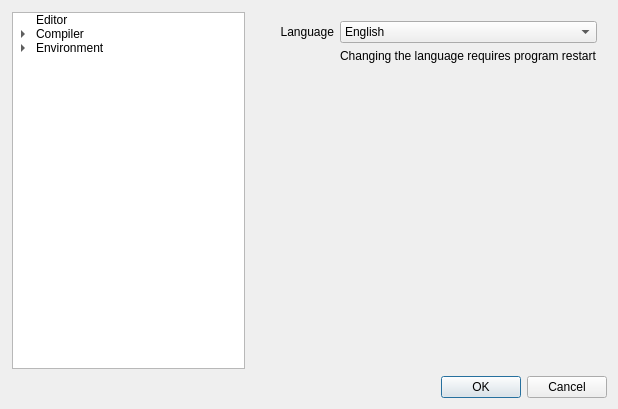
First picture: the form in src/preferencesdialog.ui, repository rosco-pc/pzst, before the edit.
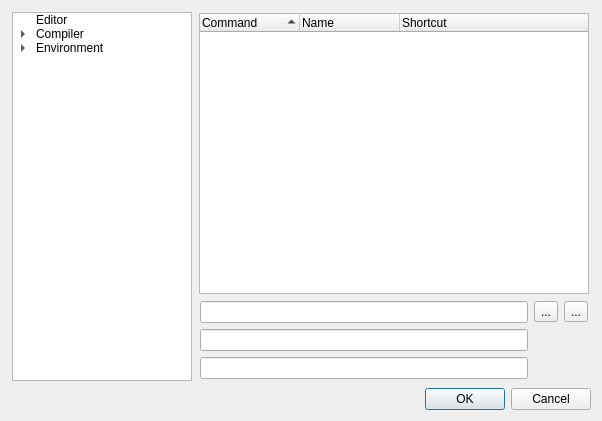
Second picture: the form after the edit. Icons and pictures are not drawn. Custom widgets are drawn as their Qt base class.

Commit message: basic shortcuts config tool

Patch:
```diff
--- a/src/preferencesdialog.ui
+++ b/src/preferencesdialog.ui
@@ -6,8 +6,8 @@
    <rect>
     <x>0</x>
     <y>0</y>
-    <width>618</width>
-    <height>409</height>
+    <width>602</width>
+    <height>421</height>
    </rect>
   </property>
   <property name="windowTitle">
@@ -32,6 +32,12 @@
           <height>0</height>
          </size>
         </property>
+        <property name="maximumSize">
+         <size>
+          <width>180</width>
+          <height>16777215</height>
+         </size>
+        </property>
         <attribute name="headerVisible">
          <bool>false</bool>
         </attribute>
@@ -40,7 +46,7 @@
         </attribute>
         <column>
          <property name="text">
-          <string>Section</string>
+          <string>Page</string>
          </property>
         </column>
         <item>
@@ -78,7 +84,7 @@
       <item>
        <widget class="QStackedWidget" name="pages">
         <property name="currentIndex">
-         <number>3</number>
+         <number>4</number>
         </property>
         <widget class="QWidget" name="pageEditor">
          <layout class="QGridLayout" name="gridLayout">
@@ -432,6 +438,96 @@
           </item>
          </layout>
         </widget>
+        <widget class="QWidget" name="page">
+         <layout class="QVBoxLayout" name="verticalLayout_3">
+          <property name="margin">
+           <number>1</number>
+          </property>
+          <item>
+           <widget class="QTreeWidget" name="shortcuts">
+            <property name="selectionMode">
+             <enum>QAbstractItemView::SingleSelection</enum>
+            </property>
+            <property name="selectionBehavior">
+             <enum>QAbstractItemView::SelectRows</enum>
+            </property>
+            <property name="rootIsDecorated">
+             <bool>false</bool>
+            </property>
+            <property name="sortingEnabled">
+             <bool>true</bool>
+            </property>
+            <attribute name="headerShowSortIndicator" stdset="0">
+             <bool>true</bool>
+            </attribute>
+            <attribute name="headerShowSortIndicator" stdset="0">
+             <bool>true</bool>
+            </attribute>
+            <column>
+             <property name="text">
+              <string>Command</string>
+             </property>
+            </column>
+            <column>
+             <property name="text">
+              <string>Name</string>
+             </property>
+            </column>
+            <column>
+             <property name="text">
+              <string>Shortcut</string>
+             </property>
+            </column>
+           </widget>
+          </item>
+          <item>
+           <widget class="QWidget" name="widget_4" native="true">
+            <layout class="QGridLayout" name="gridLayout_4">
+             <property name="margin">
+              <number>1</number>
+             </property>
+             <item row="0" column="0">
+              <widget class="PZST::ShortcutEdit" name="first"/>
+             </item>
+             <item row="1" column="0">
+              <widget class="PZST::ShortcutEdit" name="second"/>
+             </item>
+             <item row="2" column="0">
+              <widget class="PZST::ShortcutEdit" name="third"/>
+             </item>
+             <item row="0" column="1">
+              <widget class="QToolButton" name="revert">
+               <property name="toolTip">
+                <string>Revert</string>
+               </property>
+               <property name="text">
+                <string>...</string>
+               </property>
+               <property name="icon">
+                <iconset resource="PZST.qrc">
+                 <normaloff>:/Icons/undo.png</normaloff>:/Icons/undo.png</iconset>
+               </property>
+              </widget>
+             </item>
+             <item row="0" column="2">
+              <widget class="QToolButton" name="clear">
+               <property name="toolTip">
+                <string>Clear</string>
+               </property>
+               <property name="text">
+                <string>...</string>
+               </property>
+               <property name="icon">
+                <iconset resource="PZST.qrc">
+                 <normaloff>:/Icons/clear.png</normaloff>:/Icons/clear.png</iconset>
+               </property>
+              </widget>
+             </item>
+            </layout>
+           </widget>
+          </item>
+         </layout>
+        </widget>
        </widget>
       </item>
      </layout>
@@ -449,6 +545,13 @@
    </item>
   </layout>
  </widget>
+ <customwidgets>
+  <customwidget>
+   <class>PZST::ShortcutEdit</class>
+   <extends>QLineEdit</extends>
+   <header>shortcutedit.h</header>
+  </customwidget>
+ </customwidgets>
  <resources>
   <include location="PZST.qrc"/>
  </resources>
```
Left out of the diff: 5 changed lines with no effect on the pictures. The commit also changes 14 other files.
